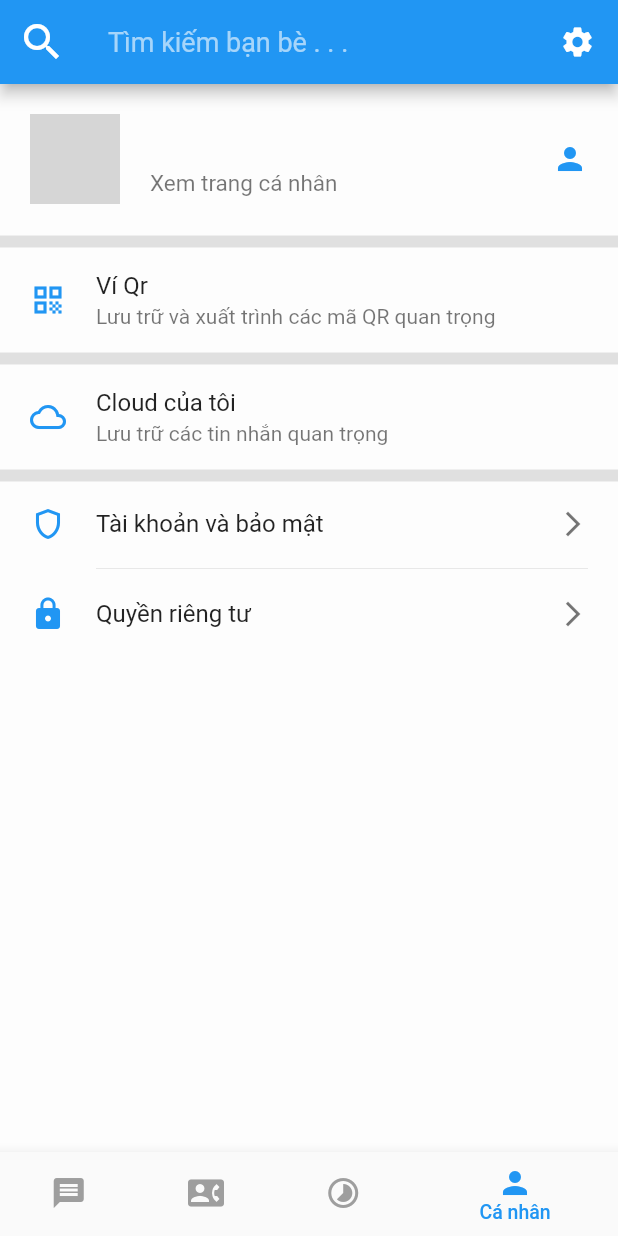
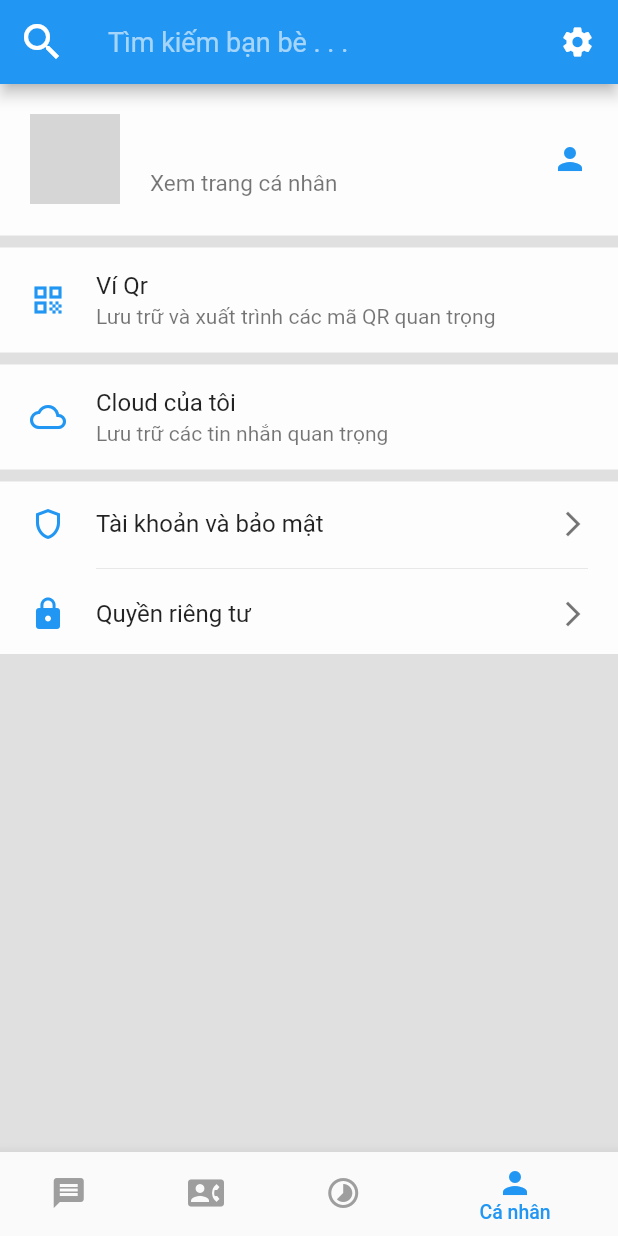
Before and after one commit to quochoantp/ZaloFlutter, a Flutter app: the screen it shows once a user with an empty profile is signed in, swiped to page 4, on a phone screen of 412 x 824 dp. Run offline on Flutter 3.47's test engine with Material 2 defaults, Android fonts, the phone set to English and light mode, and no system bars; our stand-ins replace cloud_firestore, firebase_auth, firebase_core, fluttertoast, otp_text_field, shared_preferences; accounts and stored records are empty; network calls fail; grey boxes are pictures that could not be loaded.

Commit message:
Fix Profile, clean code

```diff
--- a/practiceapp/lib/Auth/Service/database.dart
+++ b/practiceapp/lib/Auth/Service/database.dart
@@ -1,4 +1,3 @@
-import 'dart:math';
 
 import 'package:cloud_firestore/cloud_firestore.dart';
 import 'package:practiceapp/Auth/modals/user.dart';
--- a/practiceapp/lib/Auth/Service/helper_function.dart
+++ b/practiceapp/lib/Auth/Service/helper_function.dart
@@ -1,4 +1,3 @@
-import 'package:practiceapp/Auth/Service/constant.dart';
 import 'package:shared_preferences/shared_preferences.dart';
 class HelperFunctions{
   static String sharedPreferenceUserLoggedInKey = "ISLOGGEDIN";
--- a/practiceapp/lib/Auth/SignOut/profile_screen.dart
+++ b/practiceapp/lib/Auth/SignOut/profile_screen.dart
@@ -1,8 +1,5 @@
 import 'package:flutter/material.dart';
-import 'package:practiceapp/Auth/Service/auth_service.dart';
 import 'package:practiceapp/Auth/Service/constant.dart';
-import 'package:practiceapp/Auth/Service/database.dart';
-import 'package:practiceapp/Auth/StartPage.dart';
 import 'package:practiceapp/Auth/modals/user.dart';
 
 class ProfileScreen extends StatefulWidget {
@@ -13,8 +10,6 @@ class ProfileScreen extends StatefulWidget {
 }
 
 class _ProfileScreenState extends State<ProfileScreen> {
-  AuthService _authService = AuthService();
-  DatabaseMethods _data = DatabaseMethods();
   Users? users;
 
   @override
@@ -26,24 +21,28 @@ class _ProfileScreenState extends State<ProfileScreen> {
   Widget build(BuildContext context) {
     return Scaffold(
       backgroundColor: Colors.white60,
-      body: Column(
-        mainAxisSize: MainAxisSize.max,
-          children: [
+      body: Column(mainAxisSize: MainAxisSize.max, children: [
         _buildInforProfile(),
         _divider(),
-        Column(
-          children: [
-        _cardBig(icon: Icons.qr_code, title: 'Ví Qr' , content: 'Lưu trữ và xuất trình các mã QR quan trọng'),
+        _cardBig(
+            icon: Icons.qr_code,
+            title: 'Ví Qr',
+            content: 'Lưu trữ và xuất trình các mã QR quan trọng'),
         _divider(),
-        _cardBig(icon: Icons.cloud_outlined, title: 'Cloud của tôi' , content: 'Lưu trữ các tin nhắn quan trọng'),
+        _cardBig(
+            icon: Icons.cloud_outlined,
+            title: 'Cloud của tôi',
+            content: 'Lưu trữ các tin nhắn quan trọng'),
         _divider(),
-        _cardSmall(icon1: Icons.shield_outlined, icon2: Icons.lock, title1: 'Tài khoản và bảo mật', title2: 'Quyền riêng tư'),
+        _cardSmall(
+            icon1: Icons.shield_outlined,
+            icon2: Icons.lock,
+            title1: 'Tài khoản và bảo mật',
+            title2: 'Quyền riêng tư'),
         Expanded(
           child: Container(
             color: Colors.grey.withOpacity(0.3),
           ),
-        ),
-          ],
         )
       ]),
     );
@@ -93,7 +92,10 @@ class _ProfileScreenState extends State<ProfileScreen> {
     );
   }
 
-  Widget _cardBig({required IconData icon, required String title, required String content}) {
+  Widget _cardBig(
+      {required IconData icon,
+      required String title,
+      required String content}) {
     return Container(
       padding: const EdgeInsets.symmetric(horizontal: 20, vertical: 15),
       child: Row(
@@ -102,7 +104,9 @@ class _ProfileScreenState extends State<ProfileScreen> {
             icon,
             color: Colors.blue,
           ),
-          SizedBox(width: 20,),
+          SizedBox(
+            width: 20,
+          ),
           Column(
             mainAxisSize: MainAxisSize.min,
             crossAxisAlignment: CrossAxisAlignment.start,
@@ -114,7 +118,9 @@ class _ProfileScreenState extends State<ProfileScreen> {
                     color: Colors.black87,
                     fontWeight: FontWeight.w400),
               ),
-              const SizedBox(height: 3,),
+              const SizedBox(
+                height: 3,
+              ),
               Text(
                 content,
                 style: TextStyle(
@@ -129,7 +135,11 @@ class _ProfileScreenState extends State<ProfileScreen> {
     );
   }
 
-  Widget _cardSmall({required IconData icon1,required IconData icon2, required String title1, required String title2}) {
+  Widget _cardSmall(
+      {required IconData icon1,
+      required IconData icon2,
+      required String title1,
+      required String title2}) {
     return Container(
       padding: const EdgeInsets.symmetric(horizontal: 20, vertical: 15),
       child: Column(
@@ -145,7 +155,9 @@ class _ProfileScreenState extends State<ProfileScreen> {
                     icon1,
                     color: Colors.blue,
                   ),
-                  SizedBox(width: 20,),
+                  SizedBox(
+                    width: 20,
+                  ),
                   Text(
                     title1,
                     style: TextStyle(
@@ -162,9 +174,13 @@ class _ProfileScreenState extends State<ProfileScreen> {
               ),
             ],
           ),
-          const SizedBox(height: 10,),
+          const SizedBox(
+            height: 10,
+          ),
           _dividerMini(),
-          const SizedBox(height: 10,),
+          const SizedBox(
+            height: 10,
+          ),
           Row(
             mainAxisAlignment: MainAxisAlignment.spaceBetween,
             children: [
@@ -174,7 +190,9 @@ class _ProfileScreenState extends State<ProfileScreen> {
                     icon2,
                     color: Colors.blue,
                   ),
-                  SizedBox(width: 20,),
+                  SizedBox(
+                    width: 20,
+                  ),
                   Text(
                     title2,
                     style: TextStyle(
@@ -196,14 +214,15 @@ class _ProfileScreenState extends State<ProfileScreen> {
     );
   }
 
-  Divider _divider(){
+  Divider _divider() {
     return Divider(
       color: Colors.grey.withOpacity(0.3),
       height: 10,
       thickness: 8,
     );
   }
-  Widget _dividerMini(){
+
+  Widget _dividerMini() {
     return Container(
       margin: const EdgeInsets.only(left: 44),
       child: Divider(
--- a/practiceapp/lib/Auth/SignUp/RegisterForm.dart
+++ b/practiceapp/lib/Auth/SignUp/RegisterForm.dart
@@ -1,14 +1,10 @@
-import 'package:cloud_firestore/cloud_firestore.dart';
-import 'package:firebase_auth/firebase_auth.dart';
 import 'package:flutter/material.dart';
 import 'package:fluttertoast/fluttertoast.dart';
 import 'package:intl/intl.dart';
 import 'package:practiceapp/Auth/Service/auth_service.dart';
 import 'package:practiceapp/Auth/Service/database.dart';
 import 'package:practiceapp/Auth/Signin/Signin.dart';
-import 'package:practiceapp/home_screen/home_screen.dart';
 
-import '../UserModel2.dart';
 
 
 class RegisterForm extends StatefulWidget {
@@ -27,7 +23,6 @@ class _RegisterFormState extends State<RegisterForm> {
   TextEditingController password = TextEditingController();
   TextEditingController confirmPw = TextEditingController();
   final GlobalKey<FormState> _formKey = GlobalKey<FormState>();
-  final FirebaseAuth _auth = FirebaseAuth.instance;
   AuthService _authService = AuthService();
   DatabaseMethods _databaseMethods = DatabaseMethods();
 
--- a/practiceapp/lib/Auth/Signin/Signin.dart
+++ b/practiceapp/lib/Auth/Signin/Signin.dart
@@ -1,4 +1,3 @@
-import 'package:cloud_firestore/cloud_firestore.dart';
 import 'package:flutter/material.dart';
 import 'package:flutter/services.dart';
 import 'package:practiceapp/Auth/CountryCode.dart';
--- a/practiceapp/lib/Auth/modals/message.dart
+++ b/practiceapp/lib/Auth/modals/message.dart
@@ -3,8 +3,6 @@
 //     final users = usersFromJson(jsonString);
 
 import 'package:cloud_firestore/cloud_firestore.dart';
-import 'package:meta/meta.dart';
-import 'dart:convert';
 
 
 class Message {
--- a/practiceapp/lib/Auth/modals/user.dart
+++ b/practiceapp/lib/Auth/modals/user.dart
@@ -3,8 +3,6 @@
 //     final users = usersFromJson(jsonString);
 
 import 'package:cloud_firestore/cloud_firestore.dart';
-import 'package:meta/meta.dart';
-import 'dart:convert';
 
 
 class Users {
--- a/practiceapp/lib/chatscreen.dart
+++ b/practiceapp/lib/chatscreen.dart
@@ -4,7 +4,6 @@ import 'package:firebase_auth/firebase_auth.dart';
 import 'package:flutter/material.dart';
 import 'package:practiceapp/Auth/Service/auth_service.dart';
 import 'package:provider/provider.dart';
-import 'package:shared_preferences/shared_preferences.dart';
 import 'firebaseHelper.dart';
 
 var loginUser = FirebaseAuth.instance.currentUser;
--- a/practiceapp/lib/contact_screen/contact_screen.dart
+++ b/practiceapp/lib/contact_screen/contact_screen.dart
@@ -16,7 +16,6 @@ class ContactScreen extends StatefulWidget {
 }
 
 class _ContactScreenState extends State<ContactScreen> {
-  DatabaseMethods _data = DatabaseMethods();
   Stream? userStream;
   List<Users> listUsers = [];
   Users? user;
--- a/practiceapp/lib/home_screen/home_screen.dart
+++ b/practiceapp/lib/home_screen/home_screen.dart
@@ -24,7 +24,6 @@ class _HomeScreenState extends State<HomeScreen>
     with AutomaticKeepAliveClientMixin {
   int _selectedIndex = 0;
   PageController pageController = PageController();
-  DatabaseMethods _data = DatabaseMethods();
 
   static List<Widget> _widgetOptions = [
     MessageScreen(),
--- a/practiceapp/lib/main.dart
+++ b/practiceapp/lib/main.dart
@@ -2,12 +2,9 @@ import 'package:firebase_core/firebase_core.dart';
 import 'package:flutter/material.dart';
 import 'package:practiceapp/Auth/Service/auth_service.dart';
 import 'package:practiceapp/Auth/Signin/Signin.dart';
-import 'package:practiceapp/chatscreen.dart';
 import 'package:provider/provider.dart';
-import 'package:shared_preferences/shared_preferences.dart';
 
 import 'Auth/Service/wrapper.dart';
-import 'login.dart';
 
 
 void main() async {
--- a/practiceapp/lib/messenge_screen/messenge_screen.dart
+++ b/practiceapp/lib/messenge_screen/messenge_screen.dart
@@ -2,8 +2,6 @@ import 'package:cloud_firestore/cloud_firestore.dart';
 import 'package:flutter/material.dart';
 import 'package:practiceapp/Auth/Service/constant.dart';
 import 'package:practiceapp/Auth/Service/database.dart';
-import 'package:practiceapp/Auth/Service/helper_function.dart';
-import 'package:practiceapp/Auth/modals/user.dart';
 import 'dart:math' as math;
 
 import 'conversation_screen.dart';
--- a/practiceapp/pubspec.yaml
+++ b/practiceapp/pubspec.yaml
@@ -71,7 +71,6 @@ flutter:
   # To add assets to your application, add an assets section, like this:
   assets:
     - lib/asset/icons/ic_heart.png
-    - images/a_dot_ham.jpeg
 
   # An image asset can refer to one or more resolution-specific "variants", see
   # https://flutter.dev/assets-and-images/#resolution-aware.
```
Also changed, not shown: 1 other file.
